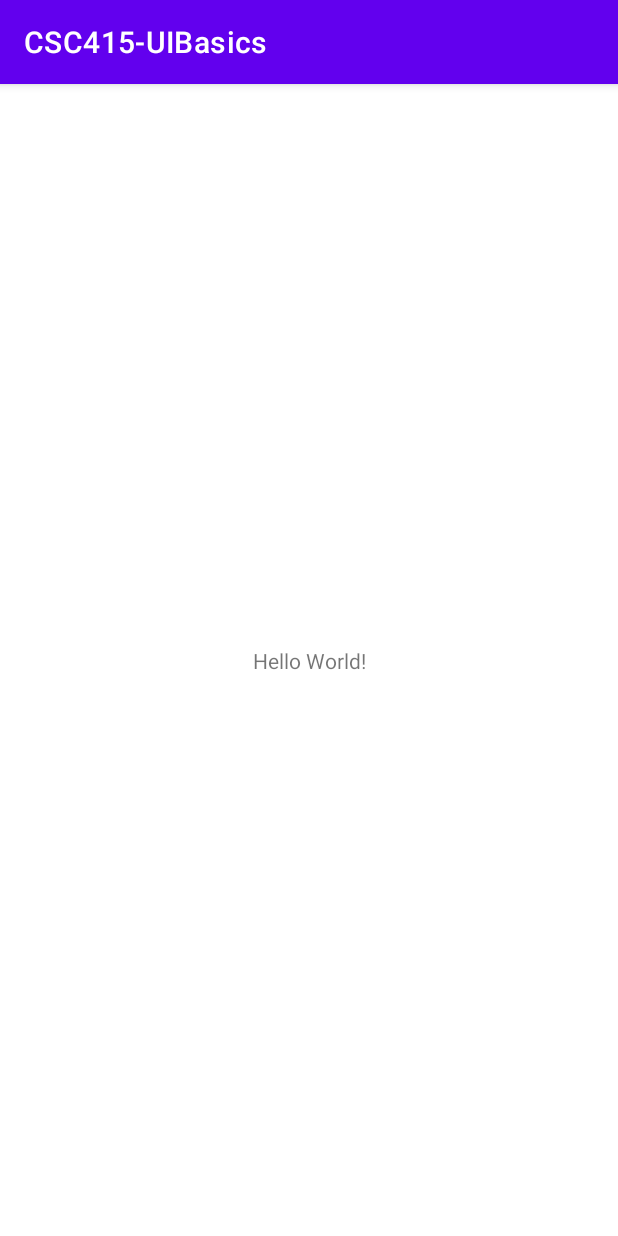
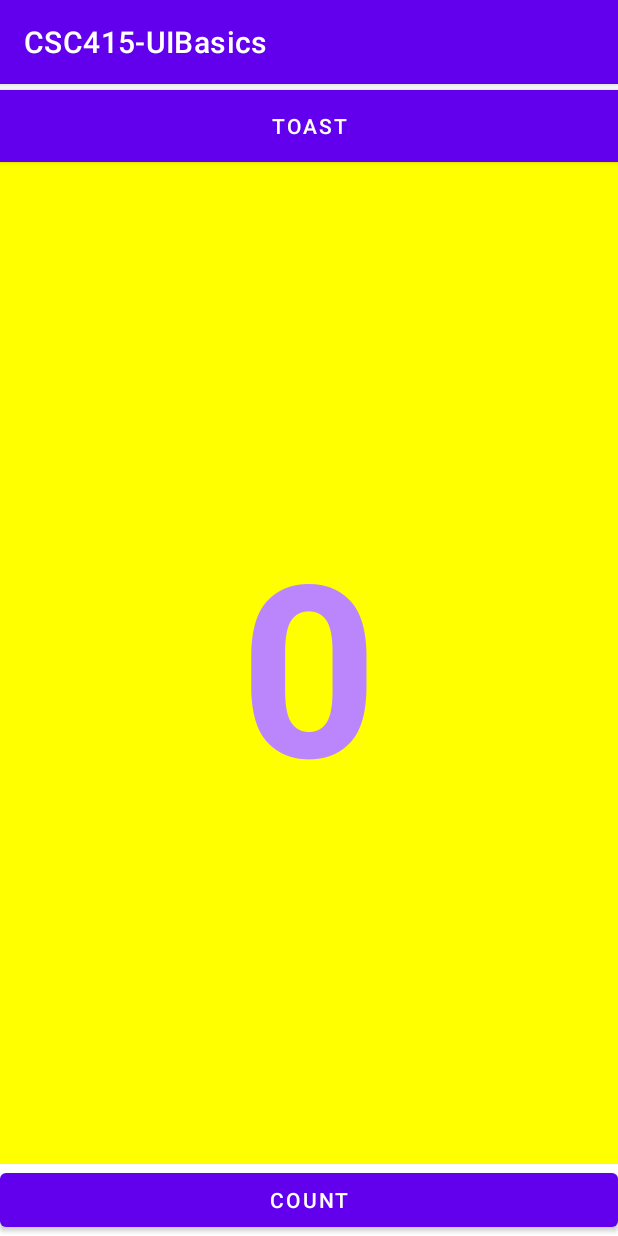
Before and after one commit to shawn-huesman/CSC415-UIBasics, an Android app: the screen it shows after launch (MainActivity), on a phone screen of 412 x 824 dp. Run offline under Robolectric (Android 15) with nearby library versions, the phone set to English and light mode, and no system bars.

Commit message:
Added Android Fundamentals 01.2 Part A
- Toast button to show short toast
- Count button that interacts with on-screen counter

```diff
--- a/app/src/main/java/com/example/csc415_uibasics/MainActivity.kt
+++ b/app/src/main/java/com/example/csc415_uibasics/MainActivity.kt
@@ -2,10 +2,29 @@ package com.example.csc415_uibasics
 
 import androidx.appcompat.app.AppCompatActivity
 import android.os.Bundle
+import android.view.View
+import android.widget.TextView
+import android.widget.Toast
 
 class MainActivity : AppCompatActivity() {
+    private var mCount: Int = 0
+    private var mShowCount: TextView? = null
+
     override fun onCreate(savedInstanceState: Bundle?) {
         super.onCreate(savedInstanceState)
         setContentView(R.layout.activity_main)
+        mShowCount = findViewById(R.id.show_count)
+    }
+
+    fun showToast(view: View) {
+        val toast: Toast = Toast.makeText(this, R.string.toast_message, Toast.LENGTH_SHORT)
+
+        toast.show()
+    }
+
+    fun countUp(view: View) {
+        ++mCount
+
+        mShowCount?.setText(mCount.toString())
     }
 }
--- a/app/src/main/res/layout/activity_main.xml
+++ b/app/src/main/res/layout/activity_main.xml
@@ -6,13 +6,43 @@
     android:layout_height="match_parent"
     tools:context=".MainActivity">
 
+    <Button
+        android:id="@+id/button_toast"
+        android:layout_width="0dp"
+        android:layout_height="wrap_content"
+        android:layout_marginTop="4dp"
+        android:background="@color/colorPrimary"
+        android:text="@string/button_label_toast"
+        android:textColor="@android:color/white"
+        app:layout_constraintEnd_toEndOf="parent"
+        app:layout_constraintHorizontal_bias="0.0"
+        app:layout_constraintStart_toStartOf="parent"
+        app:layout_constraintTop_toTopOf="parent"
+        android:onClick="showToast" />
+
+    <Button
+        android:id="@+id/button_count"
+        android:layout_width="0dp"
+        android:layout_height="wrap_content"
+        android:text="@string/button_label_count"
+        app:layout_constraintBottom_toBottomOf="parent"
+        app:layout_constraintEnd_toEndOf="parent"
+        app:layout_constraintStart_toStartOf="parent"
+        android:onClick="countUp" />
+
     <TextView
-        android:layout_width="wrap_content"
-        android:layout_height="wrap_content"
-        android:text="Hello World!"
-        app:layout_constraintBottom_toBottomOf="parent"
-        app:layout_constraintLeft_toLeftOf="parent"
-        app:layout_constraintRight_toRightOf="parent"
-        app:layout_constraintTop_toTopOf="parent" />
-
+        android:id="@+id/show_count"
+        android:layout_width="0dp"
+        android:layout_height="0dp"
+        android:background="#FFFF00"
+        android:gravity="center_vertical"
+        android:text="@string/count_inital_value"
+        android:textAlignment="center"
+        android:textColor="@color/colorPrimary"
+        android:textSize="160sp"
+        android:textStyle="bold"
+        app:layout_constraintBottom_toTopOf="@+id/button_count"
+        app:layout_constraintEnd_toEndOf="parent"
+        app:layout_constraintStart_toStartOf="parent"
+        app:layout_constraintTop_toBottomOf="@+id/button_toast" />
 </androidx.constraintlayout.widget.ConstraintLayout>
--- a/app/src/main/res/values/colors.xml
+++ b/app/src/main/res/values/colors.xml
@@ -7,4 +7,6 @@
     <color name="teal_700">#FF018786</color>
     <color name="black">#FF000000</color>
     <color name="white">#FFFFFFFF</color>
+
+    <color name="colorPrimary">@color/purple_200</color>
 </resources>
--- a/app/src/main/res/values/strings.xml
+++ b/app/src/main/res/values/strings.xml
@@ -1,3 +1,7 @@
 <resources>
     <string name="app_name">CSC415-UIBasics</string>
+    <string name="button_label_toast">Toast</string>
+    <string name="button_label_count">Count</string>
+    <string name="count_inital_value">0</string>
+    <string name="toast_message">Hello Toast!</string>
 </resources>
```
